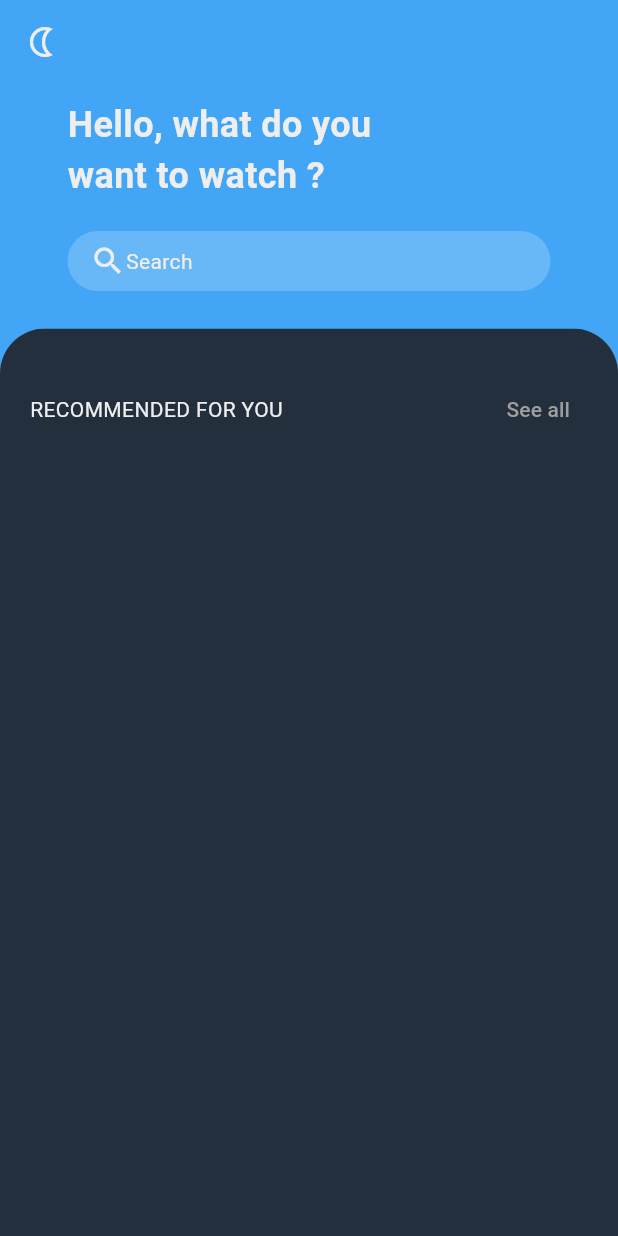
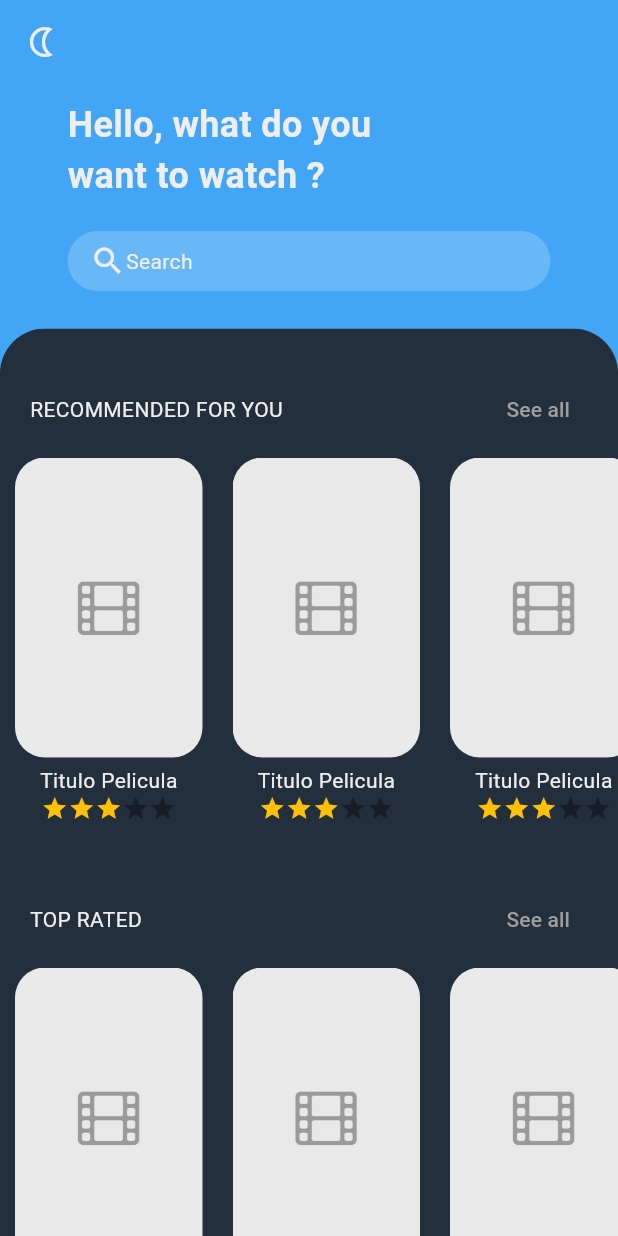
Before and after one commit to JuanPh-02/peliculas-app-flutter, a Flutter app: the screen it shows after launch, on a phone screen of 412 x 824 dp. Run offline on Flutter 3.47's test engine with Material 3 defaults, Android fonts, the phone set to English and light mode, and no system bars; drawn by our look-alikes of flutter_rating_bar.

Commit message:
Slider de peliculas

```diff
--- a/lib/screens/home_screen.dart
+++ b/lib/screens/home_screen.dart
@@ -1,4 +1,5 @@
 import 'package:flutter/material.dart';
+import 'package:peliculas_prueba/widgets/widgets.dart';
 
 class HomeScreen extends StatelessWidget {
   const HomeScreen({super.key});
@@ -7,20 +8,20 @@ class HomeScreen extends StatelessWidget {
   Widget build(BuildContext context) {
     return Scaffold(
       // backgroundColor: Color(0xFF5086B2),
-      appBar: AppBar(
-        actions: [],
+      backgroundColor: Colors.blue[400],
+      body: CustomScrollView(
+        slivers: [
+          SliverAppBar(
+            backgroundColor: Colors.blue[400],
             leading: Icon(
               Icons.nightlight_outlined,
               color: Colors.grey[200],
             ),
-        backgroundColor: Colors.transparent,
+            // floating: false,
+            // pinned: true,
           ),
-      backgroundColor: Colors.blue[400],
-      body: SafeArea(
-        child: Column(
-          children: [
-            Padding(
-              // padding: const EdgeInsets.all(30),
+          SliverToBoxAdapter(
+            child: Padding(
               padding: const EdgeInsets.symmetric(horizontal: 45),
               child: Column(
                 crossAxisAlignment: CrossAxisAlignment.start,
@@ -30,7 +31,7 @@ class HomeScreen extends StatelessWidget {
                     margin: EdgeInsets.only(top: 10),
                     // color: Colors.red,
                     width: 250,
-                    child: Text(
+                    child: const Text(
                       'Hello, what do you want to watch ?',
                       style:
                           TextStyle(fontSize: 24, fontWeight: FontWeight.w600),
@@ -66,35 +67,38 @@ class HomeScreen extends StatelessWidget {
                 ],
               ),
             ),
-
-            // Contenedor de Películas
-            Expanded(
+          ),
+          SliverToBoxAdapter(
+            child: Expanded(
               child: ClipRRect(
                 borderRadius: BorderRadiusDirectional.only(
                   topStart: Radius.circular(30),
                   topEnd: Radius.circular(30),
                 ),
                 child: Container(
-                  padding: EdgeInsets.fromLTRB(20, 30, 20, 0),
                   color: Color(0xFF232F3D),
+                  child: SingleChildScrollView(
+                    scrollDirection: Axis.vertical,
                     child: Column(
                       children: [
-                      Row(
+                        // Slider de Peliculas Recomendadas
+                        MovieSlider(title: 'RECOMMENDED FOR YOU'),
 
-                        children: [
-                          Text('RECOMMENDED FOR YOU'),
-                          Spacer(),
-                          TextButton(onPressed: () {}, child: Text('See all', style: TextStyle(color: Colors.grey),))
+                        // Slider de Peliculas Mejor Valoradas
+                        MovieSlider(title: 'TOP RATED'),
+                        // Slider de Peliculas Mejor Valoradas
+                        MovieSlider(title: 'TOP RATED'),
+                        // Slider de Peliculas Mejor Valoradas
+                        MovieSlider(title: 'TOP RATED')
                       ],
-                      )
-                    ],
+                    ),
+                  ),
                 ),
               ),
             ),
           ),
         ],
       ),
-      ),
     );
   }
 }
--- /dev/null
+++ b/lib/widgets/movie_slider.dart
@@ -0,0 +1,103 @@
+import 'package:flutter/material.dart';
+import 'package:flutter_rating_bar/flutter_rating_bar.dart';
+
+class MovieSlider extends StatefulWidget {
+  final String? title;
+
+  const MovieSlider(
+      {Key? key, this.title})
+      : super(key: key);
+
+  @override
+  State<MovieSlider> createState() => _MovieSliderState();
+}
+
+class _MovieSliderState extends State<MovieSlider> {
+
+  @override
+  Widget build(BuildContext context) {
+    return Container(
+      width: double.infinity,
+      height: 340,
+      child: Column(
+        mainAxisAlignment: MainAxisAlignment.start,
+        crossAxisAlignment: CrossAxisAlignment.start,
+        children: [
+          if (widget.title != null)
+            Padding(
+              padding: const EdgeInsets.fromLTRB(20, 30, 20, 0),
+              child: Row(
+                mainAxisAlignment: MainAxisAlignment.spaceBetween,
+                children: [
+                  Text(widget.title!),
+                  TextButton(
+                      onPressed: () {},
+                      child: const Text(
+                        'See all',
+                        style: TextStyle(color: Colors.grey),
+                      ))
+                ],
+              ),
+            ),
+          const SizedBox(
+            height: 8,
+          ),
+          Expanded(
+            child: ListView.builder(
+              scrollDirection: Axis.horizontal,
+              itemCount: 20,
+              itemBuilder: (_, int index) => _MoviePoster(),
+            ),
+          ),
+        ],
+      ),
+    );
+  }
+}
+
+class _MoviePoster extends StatelessWidget {
+  const _MoviePoster();
+
+  @override
+  Widget build(BuildContext context) {
+    return Container(
+      margin: const EdgeInsets.symmetric(horizontal: 10),
+      child: Column(
+        children: [
+          GestureDetector(
+            onTap: () {},
+            child: ClipRRect(
+              borderRadius: BorderRadius.circular(20),
+              child: const FadeInImage(
+                placeholder: AssetImage('assets/img/no-image.png'),
+                image: AssetImage('assets/img/no-image.png'),
+                width: 125,
+                height: 200,
+                fit: BoxFit.cover,
+              ),
+            ),
+          ),
+          SizedBox(
+            height: 5,
+          ),
+          const Text(
+            'Titulo Pelicula',
+            maxLines: 2,
+            overflow: TextOverflow.ellipsis,
+            textAlign: TextAlign.center,
+          ),
+          RatingBarIndicator(
+            rating: 3,
+            itemBuilder: (context, index) => const Icon(
+              Icons.star,
+              color: Colors.amber,
+            ),
+            itemCount: 5,
+            itemSize: 18.0,
+            direction: Axis.horizontal,
+          ),
+        ],
+      ),
+    );
+  }
+}
--- /dev/null
+++ b/lib/widgets/widgets.dart
@@ -0,0 +1 @@
+export 'package:peliculas_prueba/widgets/movie_slider.dart';
```
Also changed, not shown: pubspec.yaml (+3 -6 lines), assets/img/no-image.png (added), pubspec.lock. Lines whose indentation alone changed are shown as unchanged.
